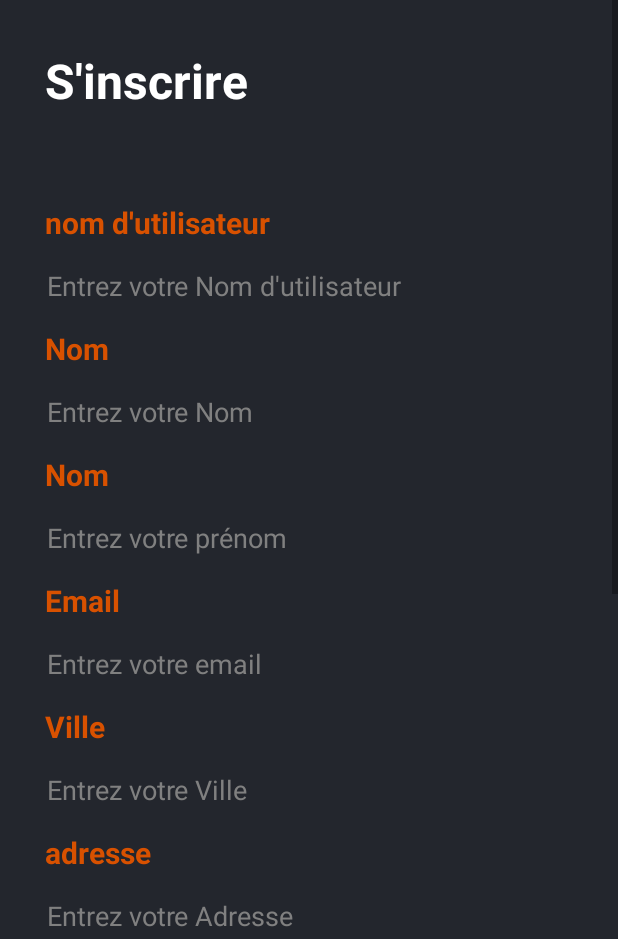
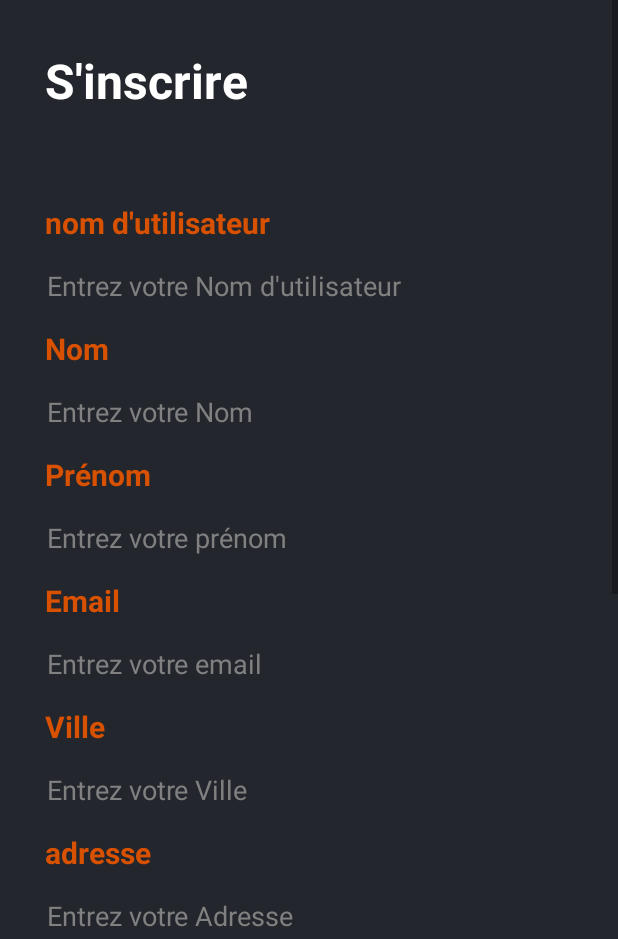
Before and after one commit to DUT-Info-Montreuil/SAE4A__Solanki_Nguyen_Obrun_Cyriaque, an Android app: the Register screen opened directly, with no data from a screen before it, on a phone screen of 412 x 824 dp, the part 297-1236 px from its top. Run offline under Robolectric (Android 15) with nearby library versions, the phone set to English and light mode, and no system bars.

Commit message:
correction du champ prénom

```diff
--- a/Burgger/app/src/main/res/layout/activity_register.xml
+++ b/Burgger/app/src/main/res/layout/activity_register.xml
@@ -97,7 +97,7 @@
                 android:layout_width="wrap_content"
                 android:layout_height="wrap_content"
                 android:layout_marginLeft="30sp"
-                android:text="Nom"
+                android:text="Prénom"
                 android:textColor="@color/orange"
                 android:textSize="20sp"
                 android:textStyle="bold" />
```
